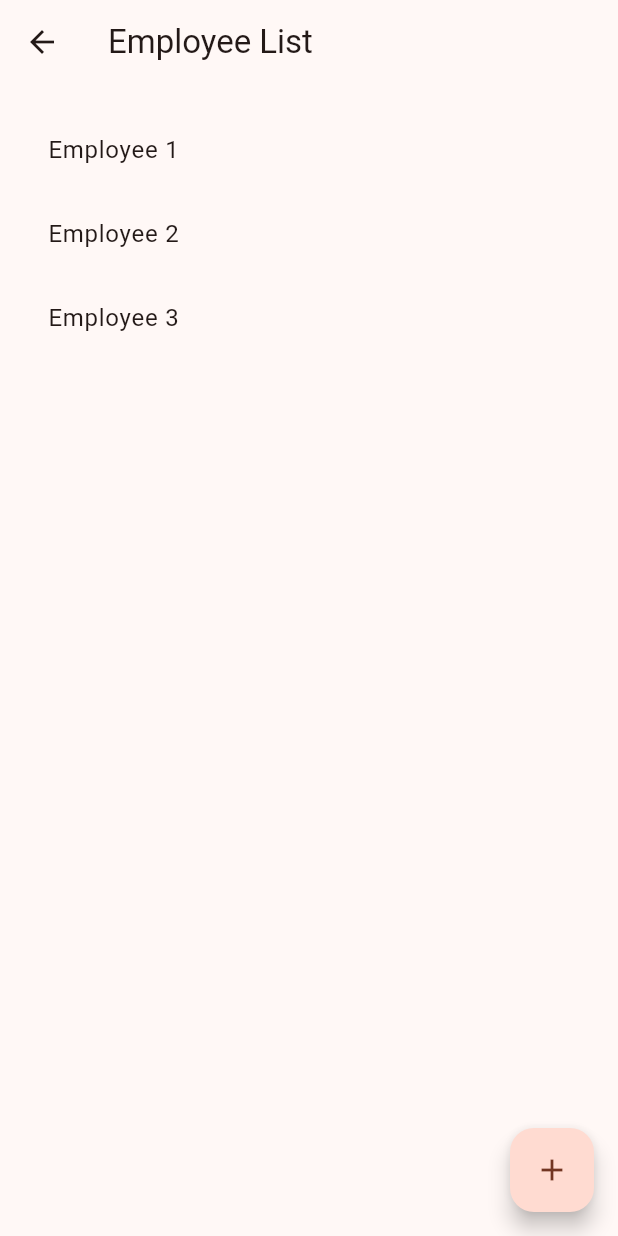
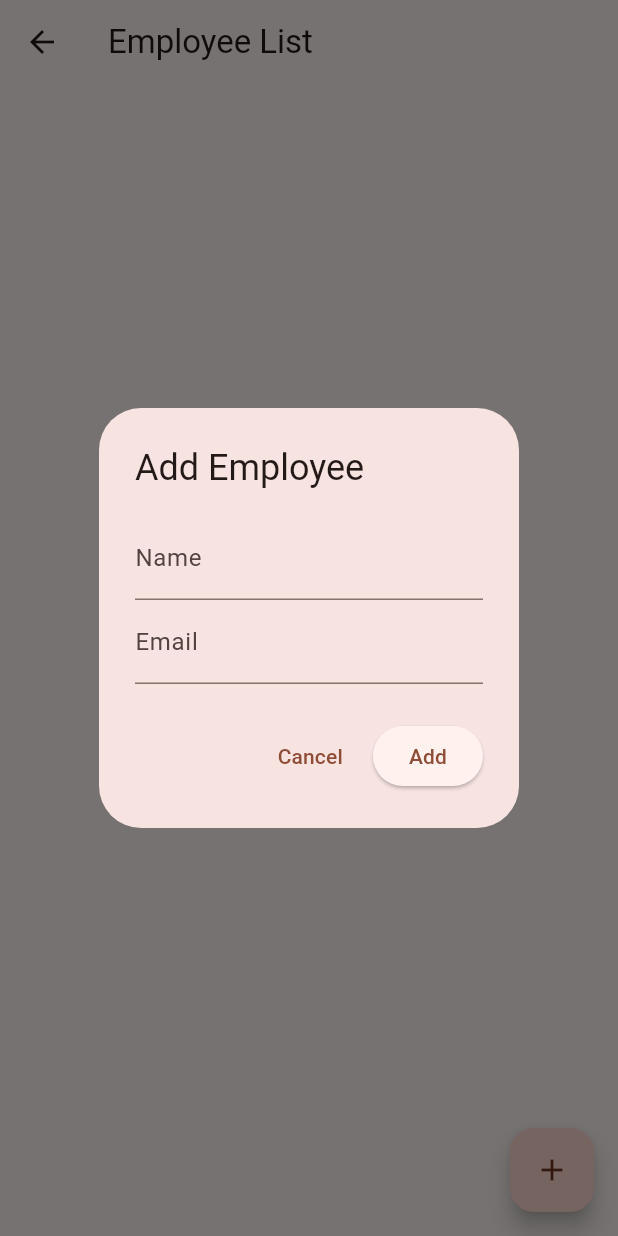
Before and after one commit to Haikal-Murtaza/pertaminaAPP, a Flutter app: the EmployeeListPage screen opened directly, after a tap on the "add" icon, on a phone screen of 412 x 824 dp. Run offline on Flutter 3.47's test engine with Material 3 defaults, Android fonts, the light colour scheme and no system bars; our stand-ins replace cloud_firestore, firebase_core; accounts and stored records are empty.

Commit message:
fungsi add user

```diff
--- a/lib/main.dart
+++ b/lib/main.dart
@@ -1,7 +1,7 @@
 import 'package:firebase_core/firebase_core.dart';
 import 'package:flutter/material.dart';
 import 'package:provider/provider.dart';
-import 'navbar.dart';
+import 'bottomnavbar.dart';
 
 // Entry point of the application
 void main() async {
--- a/lib/pages/employee_lisr_page.dart
+++ b/lib/pages/employee_lisr_page.dart
@@ -1,4 +1,5 @@
 import 'package:flutter/material.dart';
+import 'package:cloud_firestore/cloud_firestore.dart';
 
 class EmployeeListPage extends StatefulWidget {
   @override
@@ -6,9 +7,8 @@ class EmployeeListPage extends StatefulWidget {
 }
 
 class _EmployeeListPageState extends State<EmployeeListPage> {
-  var email = '';
-
-  void _addEmployee() {}
+  final CollectionReference employeesRef =
+      FirebaseFirestore.instance.collection('data_karyawan');
 
   @override
   Widget build(BuildContext context) {
@@ -16,22 +16,100 @@ class _EmployeeListPageState extends State<EmployeeListPage> {
       appBar: AppBar(
         title: Text('Employee List'),
       ),
-      body: Padding(
-        padding: const EdgeInsets.all(16.0),
-        child: ListView(
-          children: [
-            ListTile(title: Text('Employee 1')),
-            ListTile(title: Text('Employee 2')),
-            ListTile(title: Text('Employee 3')),
-            // Add more employee list items here
-          ],
-        ),
+      body: StreamBuilder<QuerySnapshot>(
+        stream: employeesRef.snapshots(),
+        builder: (context, snapshot) {
+          if (snapshot.hasError) {
+            return Center(child: Text('Error: ${snapshot.error}'));
+          }
+          if (snapshot.connectionState == ConnectionState.waiting) {
+            return Center(child: CircularProgressIndicator());
+          }
+          final employees = snapshot.data?.docs ?? [];
+          return ListView.builder(
+            itemCount: employees.length,
+            itemBuilder: (context, index) {
+              final employee = employees[index].data() as Map<String, dynamic>;
+              return ListTile(
+                title: Text(employee['name']),
+                subtitle: Text(employee['email']),
+              );
+            },
+          );
+        },
       ),
       floatingActionButton: FloatingActionButton(
-        onPressed: _addEmployee,
-        tooltip: 'Increment',
+        onPressed: _showAddEmployeeDialog,
+        tooltip: 'Add Employee',
         child: Icon(Icons.add),
       ),
     );
   }
+
+  void _showAddEmployeeDialog() {
+    final formKey = GlobalKey<FormState>();
+    String name = '';
+    String email = '';
+
+    showDialog(
+      context: context,
+      builder: (context) {
+        return AlertDialog(
+          title: Text('Add Employee'),
+          content: Form(
+            key: formKey,
+            child: Column(
+              mainAxisSize: MainAxisSize.min,
+              children: [
+                TextFormField(
+                  decoration: InputDecoration(labelText: 'Name'),
+                  validator: (value) {
+                    if (value == null || value.isEmpty) {
+                      return 'Please enter a name';
+                    }
+                    return null;
+                  },
+                  onSaved: (value) {
+                    name = value ?? '';
+                  },
+                ),
+                TextFormField(
+                  decoration: InputDecoration(labelText: 'Email'),
+                  validator: (value) {
+                    if (value == null || value.isEmpty) {
+                      return 'Please enter an email';
+                    }
+                    return null;
+                  },
+                  onSaved: (value) {
+                    email = value ?? '';
+                  },
+                ),
+              ],
+            ),
+          ),
+          actions: [
+            TextButton(
+              onPressed: () => Navigator.of(context).pop(),
+              child: Text('Cancel'),
+            ),
+            ElevatedButton(
+              onPressed: () {
+                if (formKey.currentState!.validate()) {
+                  formKey.currentState!.save();
+                  employeesRef.add({'name': name, 'email': email}).then((_) {
+                    ScaffoldMessenger.of(context).showSnackBar(
+                      SnackBar(content: Text('Employee added successfully')),
+                    );
+                    Navigator.of(context).pop();
+                  });
+                }
+              },
+              child: Text('Add'),
+            ),
+          ],
+        );
+      },
+    );
+  }
 }
--- a/lib/pages/login_page.dart
+++ b/lib/pages/login_page.dart
@@ -1,5 +1,5 @@
 import 'package:flutter/material.dart';
-import '../navbar.dart'; // Ensure to import your main file or the file where MyHomePage is defined
+import '../bottomnavbar.dart'; // Ensure to import your main file or the file where MyHomePage is defined
 
 class LoginPage extends StatelessWidget {
   final TextEditingController usernameController = TextEditingController();
--- a/pubspec.yaml
+++ b/pubspec.yaml
@@ -17,6 +17,7 @@ dependencies:
 
   firebase_core: ^2.32.0
   firebase_database: ^10.0.0
+  cloud_firestore: ^4.17.5
 
 dev_dependencies:
   flutter_test:
```
Also changed, not shown: lib/nav.dart (added, +50 -0 lines), lib/pages/admin_page.dart (+13 -17 lines), lib/pages/list.dart (added, +35 -0 lines), lib/pages/profile_page.dart (+6 -26 lines), lib/bottomnavbar.dart (renamed from lib/navbar.dart), pubspec.lock, 2 other files.
